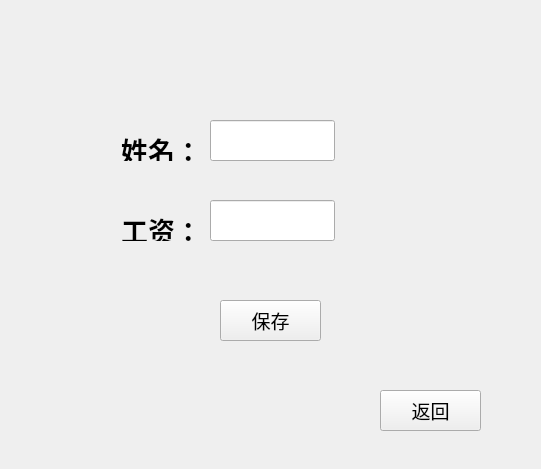
Qt form DBMS/salary_m.ui (YOUNIR/QT-Personnel-management-system) before a commit.
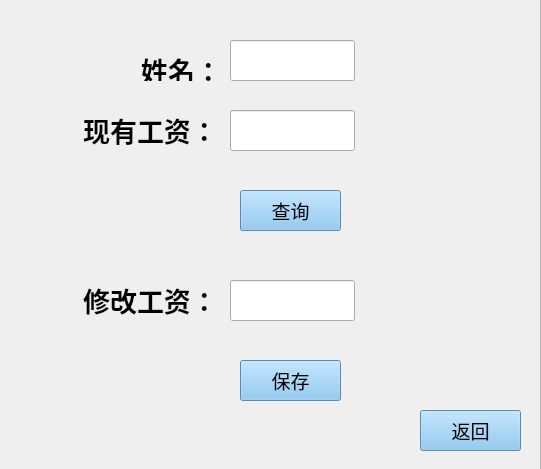
The same form after that commit. Icons and pictures are not drawn.

```diff
--- a/DBMS/salary_m.ui
+++ b/DBMS/salary_m.ui
@@ -13,11 +13,46 @@
   <property name="windowTitle">
    <string>Form</string>
   </property>
+  <widget class="QFrame" name="frame">
+   <property name="geometry">
+    <rect>
+     <x>-10</x>
+     <y>-10</y>
+     <width>551</width>
+     <height>491</height>
+    </rect>
+   </property>
+   <property name="styleSheet">
+    <string notr="true">#frame{
+	border-image: url(:/root_view.jpg);
+}</string>
+   </property>
+   <property name="frameShape">
+    <enum>QFrame::StyledPanel</enum>
+   </property>
+   <property name="frameShadow">
+    <enum>QFrame::Raised</enum>
+   </property>
+   <widget class="QLineEdit" name="namelineEdit">
+    <property name="geometry">
+     <rect>
+      <x>240</x>
+      <y>50</y>
+      <width>125</width>
+      <height>41</height>
+     </rect>
+    </property>
+    <property name="font">
+     <font>
+      <pointsize>14</pointsize>
+     </font>
+    </property>
+   </widget>
   <widget class="QPushButton" name="save_Button">
    <property name="geometry">
     <rect>
-     <x>220</x>
-     <y>300</y>
+      <x>250</x>
+      <y>370</y>
      <width>101</width>
      <height>41</height>
     </rect>
@@ -27,15 +62,77 @@
      <pointsize>14</pointsize>
     </font>
    </property>
+    <property name="styleSheet">
+     <string notr="true">background-color: rgb(124,192,241);</string>
+    </property>
    <property name="text">
     <string>保存</string>
    </property>
   </widget>
+   <widget class="QLabel" name="label_5">
+    <property name="geometry">
+     <rect>
+      <x>90</x>
+      <y>290</y>
+      <width>141</width>
+      <height>41</height>
+     </rect>
+    </property>
+    <property name="font">
+     <font>
+      <family>楷体</family>
+      <pointsize>10</pointsize>
+     </font>
+    </property>
+    <property name="text">
+     <string>&lt;html&gt;&lt;head/&gt;&lt;body&gt;&lt;p align=&quot;center&quot;&gt;&lt;span style=&quot; font-size:20pt; font-weight:700;&quot;&gt;修改工资：&lt;/span&gt;&lt;/p&gt;&lt;/body&gt;&lt;/html&gt;</string>
+    </property>
+   </widget>
+   <widget class="QPushButton" name="save_Button_2">
+    <property name="geometry">
+     <rect>
+      <x>250</x>
+      <y>200</y>
+      <width>101</width>
+      <height>41</height>
+     </rect>
+    </property>
+    <property name="font">
+     <font>
+      <pointsize>14</pointsize>
+     </font>
+    </property>
+    <property name="styleSheet">
+     <string notr="true">background-color: rgb(124,192,241);</string>
+    </property>
+    <property name="text">
+     <string>查询</string>
+    </property>
+   </widget>
+   <widget class="QLabel" name="label_4">
+    <property name="geometry">
+     <rect>
+      <x>90</x>
+      <y>120</y>
+      <width>141</width>
+      <height>41</height>
+     </rect>
+    </property>
+    <property name="font">
+     <font>
+      <family>楷体</family>
+      <pointsize>10</pointsize>
+     </font>
+    </property>
+    <property name="text">
+     <string>&lt;html&gt;&lt;head/&gt;&lt;body&gt;&lt;p align=&quot;center&quot;&gt;&lt;span style=&quot; font-size:20pt; font-weight:700;&quot;&gt;现有工资：&lt;/span&gt;&lt;/p&gt;&lt;/body&gt;&lt;/html&gt;</string>
+    </property>
+   </widget>
   <widget class="QLabel" name="label_3">
    <property name="geometry">
     <rect>
-     <x>120</x>
-     <y>130</y>
+      <x>150</x>
+      <y>60</y>
      <width>83</width>
      <height>31</height>
     </rect>
@@ -50,50 +147,26 @@
     <string>&lt;html&gt;&lt;head/&gt;&lt;body&gt;&lt;p align=&quot;center&quot;&gt;&lt;span style=&quot; font-size:20pt; font-weight:700;&quot;&gt;姓名：&lt;/span&gt;&lt;/p&gt;&lt;/body&gt;&lt;/html&gt;</string>
    </property>
   </widget>
-  <widget class="QLineEdit" name="namelineEdit">
+   <widget class="QLineEdit" name="salarylineEdit_2">
    <property name="geometry">
     <rect>
-     <x>210</x>
-     <y>120</y>
+      <x>240</x>
+      <y>290</y>
      <width>125</width>
      <height>41</height>
-    </rect>
-   </property>
-  </widget>
-  <widget class="QLabel" name="label_4">
-   <property name="geometry">
-    <rect>
-     <x>120</x>
-     <y>210</y>
-     <width>83</width>
-     <height>31</height>
     </rect>
    </property>
    <property name="font">
     <font>
-     <family>楷体</family>
-     <pointsize>10</pointsize>
-    </font>
-   </property>
-   <property name="text">
-    <string>&lt;html&gt;&lt;head/&gt;&lt;body&gt;&lt;p align=&quot;center&quot;&gt;&lt;span style=&quot; font-size:20pt; font-weight:700;&quot;&gt;工资：&lt;/span&gt;&lt;/p&gt;&lt;/body&gt;&lt;/html&gt;</string>
-   </property>
-  </widget>
-  <widget class="QLineEdit" name="salarylineEdit">
-   <property name="geometry">
-    <rect>
-     <x>210</x>
-     <y>200</y>
-     <width>125</width>
-     <height>41</height>
-    </rect>
+      <pointsize>14</pointsize>
+     </font>
    </property>
   </widget>
   <widget class="QPushButton" name="return_Button">
    <property name="geometry">
     <rect>
-     <x>380</x>
-     <y>390</y>
+      <x>430</x>
+      <y>420</y>
      <width>101</width>
      <height>41</height>
     </rect>
@@ -103,9 +176,28 @@
      <pointsize>14</pointsize>
     </font>
    </property>
+    <property name="styleSheet">
+     <string notr="true">background-color: rgb(124,192,241);</string>
+    </property>
    <property name="text">
     <string>返回</string>
    </property>
+   </widget>
+   <widget class="QLineEdit" name="salarylineEdit">
+    <property name="geometry">
+     <rect>
+      <x>240</x>
+      <y>120</y>
+      <width>125</width>
+      <height>41</height>
+     </rect>
+    </property>
+    <property name="font">
+     <font>
+      <pointsize>14</pointsize>
+     </font>
+    </property>
+   </widget>
   </widget>
  </widget>
  <resources/>
```
Lines whose indentation alone changed are shown as unchanged.
